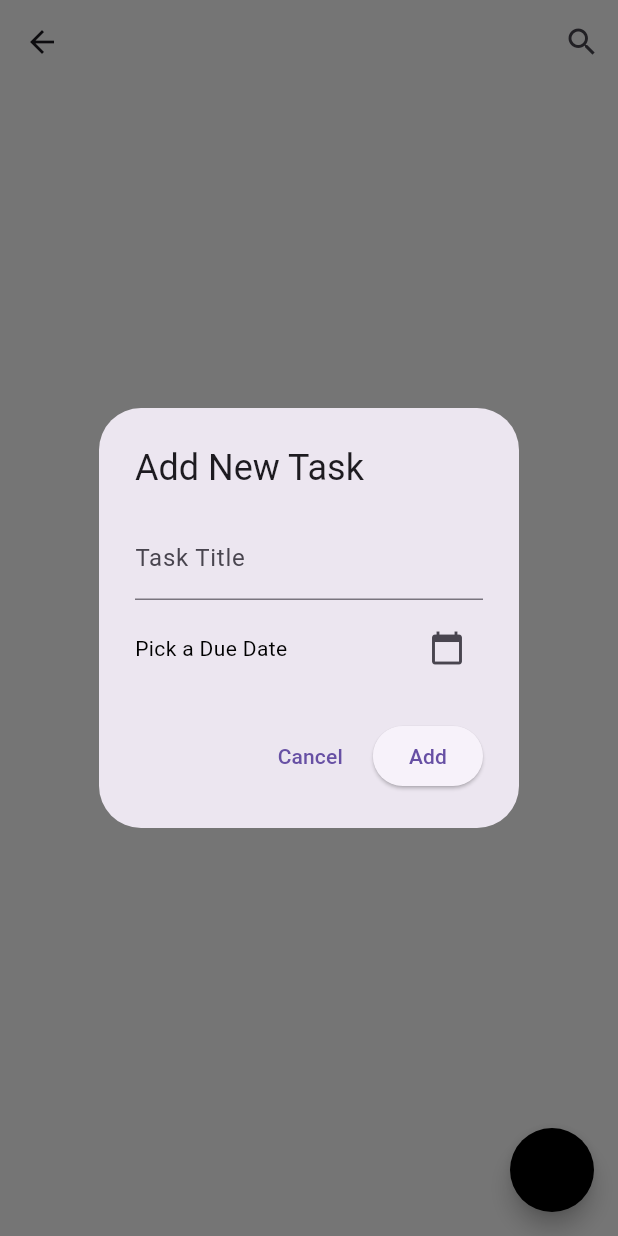
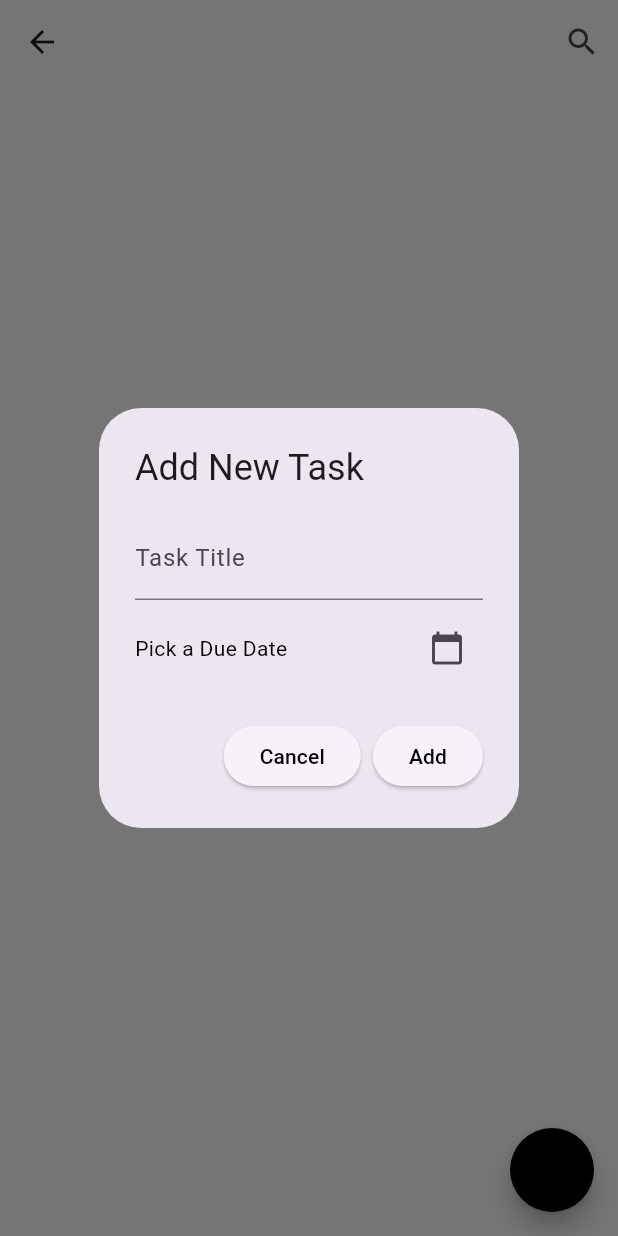
Before and after one commit to Mohammedsajadvt/machine-test, a Flutter app: the AddTasksScreen screen opened directly with empty values, after a tap on the "add" icon, on a phone screen of 412 x 824 dp. Run offline on Flutter 3.47's test engine with Material 3 defaults, Android fonts, the phone set to English and light mode, and no system bars; our stand-ins replace cloud_firestore, firebase_auth, firebase_core, get; accounts and stored records are empty; network calls fail.

Commit message:
Fixed show dialog theme

```diff
--- a/lib/screens/tasks_screen.dart
+++ b/lib/screens/tasks_screen.dart
@@ -176,9 +176,9 @@ class AddTasksScreen extends StatelessWidget {
             ],
           ),
           actions: [
-            TextButton(
+            ElevatedButton(
               onPressed: () => Navigator.pop(context),
-              child: const Text("Cancel"),
+              child:  Text("Cancel",style: TextStyle(color:themeController.isDarkMode.value?Colors.white:Colors.black),),
             ),
             ElevatedButton(
               onPressed: () {
@@ -187,7 +187,7 @@ class AddTasksScreen extends StatelessWidget {
                   Navigator.pop(context);
                 }
               },
-              child: const Text("Add"),
+              child:  Text("Add",style: TextStyle(color:themeController.isDarkMode.value?Colors.white:Colors.black),)
             ),
           ],
         );
```
Also changed, not shown: lib/widgets/add_categories_card.dart (+4 -4 lines).
